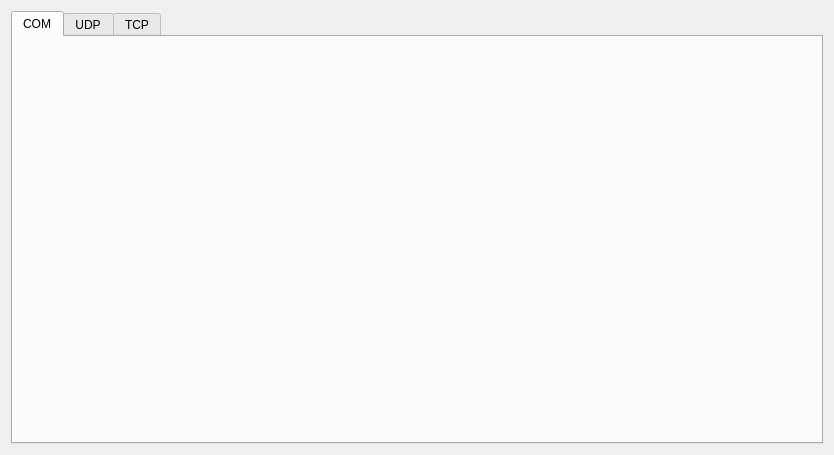
Above: src/debuggers/debugger/plugins/transponders/SAKDebuggerPluginTransponders.ui from x-tools-author/x-tools before the change. Below: the same form after it.
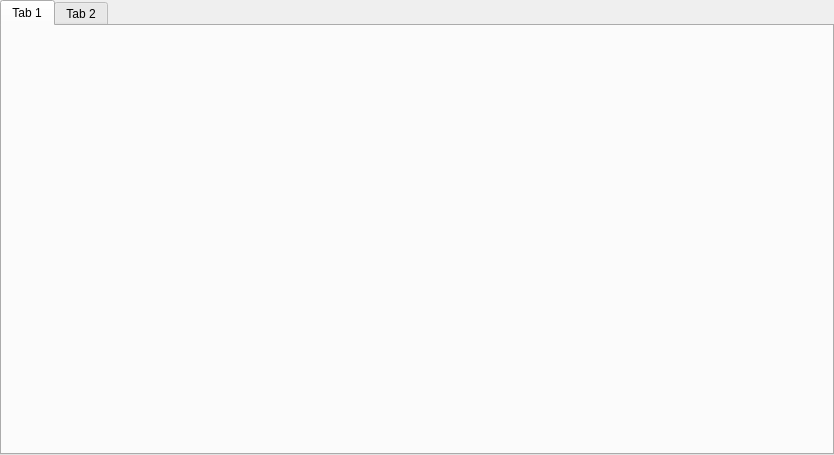
That is the form after the change. The open tabs and pages were chosen to show the change.

Commit message: refactor: rename class

The edit to the form file:
```diff
--- a/src/debuggers/debugger/plugins/transponders/SAKDebuggerPluginTransponders.ui
+++ b/src/debuggers/debugger/plugins/transponders/SAKDebuggerPluginTransponders.ui
@@ -14,6 +14,18 @@
    <string>Data transmition</string>
   </property>
   <layout class="QVBoxLayout" name="verticalLayout">
+   <property name="leftMargin">
+    <number>0</number>
+   </property>
+   <property name="topMargin">
+    <number>0</number>
+   </property>
+   <property name="rightMargin">
+    <number>0</number>
+   </property>
+   <property name="bottomMargin">
+    <number>0</number>
+   </property>
    <item>
     <widget class="QTabWidget" name="tabWidget">
      <property name="currentIndex">
@@ -21,17 +33,12 @@
      </property>
      <widget class="QWidget" name="serialPortWidget">
       <attribute name="title">
-       <string>COM</string>
+       <string notr="true">Tab 1</string>
       </attribute>
      </widget>
      <widget class="QWidget" name="udpWidget">
       <attribute name="title">
-       <string>UDP</string>
-      </attribute>
-     </widget>
-     <widget class="QWidget" name="tcpWidget">
-      <attribute name="title">
-       <string>TCP</string>
+       <string notr="true">Tab 2</string>
       </attribute>
      </widget>
     </widget>
```
Left out of the diff: 10 changed lines with no effect on the pictures. The commit also changes 8 other files.
